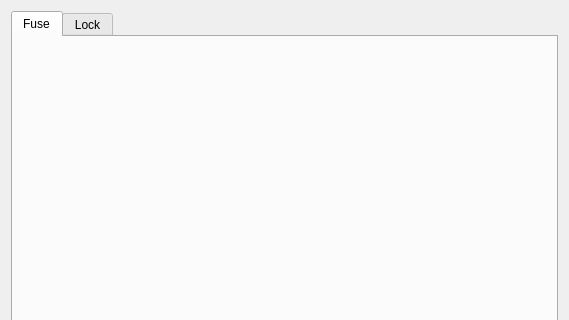
Qt form SrcPony/forms/fusedlg.ui (lancos/ponyprog) before a commit; both pictures show x 0 to 569 and y 0 to 320 of the 569 by 549 pixel window.
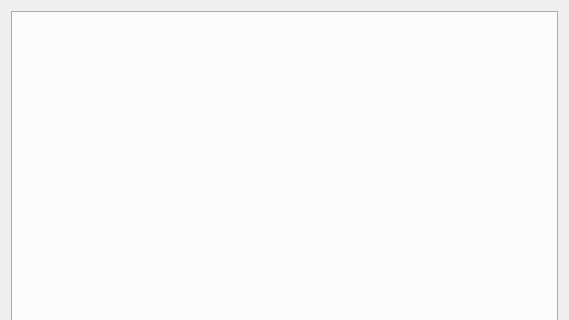
The same form after that commit.

Commit message: fuse dialog: refactoring fixes

```diff
--- a/SrcPony/forms/fusedlg.ui
+++ b/SrcPony/forms/fusedlg.ui
@@ -19,21 +19,15 @@
   <layout class="QGridLayout" name="gridLayout_4">
    <item row="0" column="0">
     <widget class="QTabWidget" name="tabWidget">
+     <property name="sizePolicy">
+      <sizepolicy hsizetype="Expanding" vsizetype="Expanding">
+       <horstretch>0</horstretch>
+       <verstretch>0</verstretch>
+      </sizepolicy>
+     </property>
      <property name="currentIndex">
       <number>0</number>
      </property>
-     <widget class="QWidget" name="tabFuse">
-      <attribute name="title">
-       <string>Fuse</string>
-      </attribute>
-      <layout class="QGridLayout" name="gridLayout"/>
-     </widget>
-     <widget class="QWidget" name="tabLock">
-      <attribute name="title">
-       <string>Lock</string>
-      </attribute>
-      <layout class="QGridLayout" name="gridLayout_2"/>
-     </widget>
     </widget>
    </item>
    <item row="2" column="0">
```
The commit also changes 5 other files.
